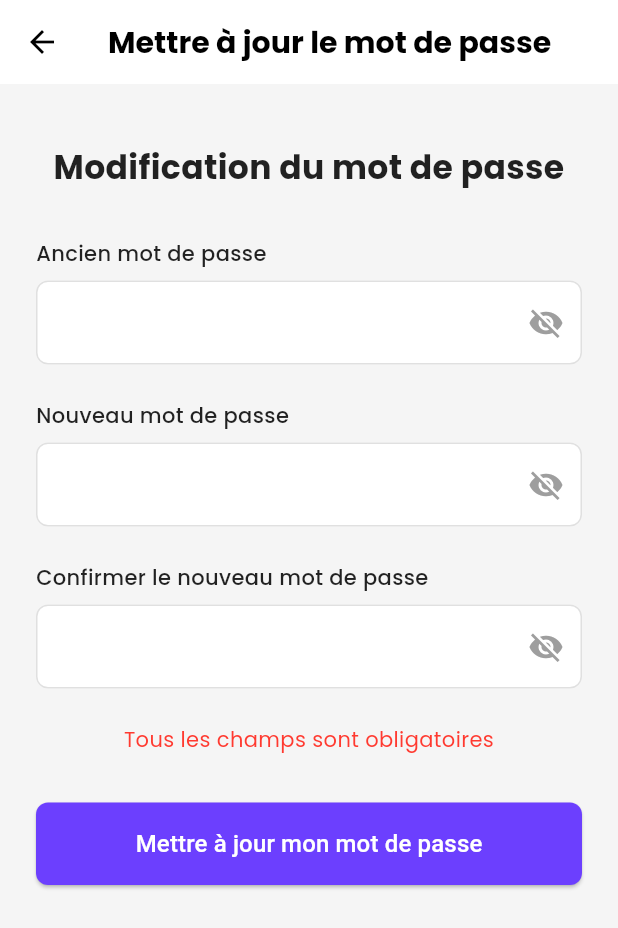
After one commit to matthiasfaucon/pec2-frontend, a Flutter app: the UpdatePasswordPage screen opened directly, after a tap on "Mettre à jour mon mot de passe", on a phone screen of 412 x 824 dp. The commit adds this screen. Shown: the top 928 px of the screen. Run offline on Flutter 3.47's test engine with Material 3 defaults, Android fonts, the light colour scheme and no system bars; our stand-ins replace adaptive_theme, flutter_dotenv, google_fonts, shared_preferences; accounts and stored records are empty; network calls fail.

Commit message:
add update password

```diff
--- a/lib/page/profil_page.dart
+++ b/lib/page/profil_page.dart
@@ -2,6 +2,7 @@ import 'package:flutter/material.dart';
 import 'package:firstflutterapp/services/api_service.dart';
 import 'package:firstflutterapp/utils/date_formatter.dart';
 import 'package:firstflutterapp/utils/translator.dart';
+import 'update_password_page.dart';
 
 class ProfilePage extends StatefulWidget {
   const ProfilePage({Key? key}) : super(key: key);
@@ -126,7 +127,10 @@ class _ProfilePageState extends State<ProfilePage> {
 
           ElevatedButton(
             onPressed: () {
-              // Action pour modifier le profil
+              Navigator.push(
+                context,
+                MaterialPageRoute(builder: (context) => UpdatePasswordPage()),
+              );
             },
             style: ElevatedButton.styleFrom(
               foregroundColor: Colors.white,
@@ -137,7 +141,7 @@ class _ProfilePageState extends State<ProfilePage> {
               ),
             ),
             child: const Text(
-              "Modifier mon profil",
+              "Mettre à jour mon mot de passe",
               style: TextStyle(
                 fontSize: 16,
                 fontWeight: FontWeight.w500,
--- /dev/null
+++ b/lib/page/update_password_page.dart
@@ -0,0 +1,279 @@
+import 'package:flutter/material.dart';
+import '../services/api_service.dart';
+
+class UpdatePasswordPage extends StatefulWidget {
+  const UpdatePasswordPage({Key? key}) : super(key: key);
+
+  @override
+  _UpdatePasswordPageState createState() => _UpdatePasswordPageState();
+}
+
+class _UpdatePasswordPageState extends State<UpdatePasswordPage> {
+  final TextEditingController _oldPasswordController = TextEditingController();
+  final TextEditingController _newPasswordController = TextEditingController();
+  final TextEditingController _confirmPasswordController = TextEditingController();
+
+  final ApiService _apiService = ApiService();
+  bool _isLoading = false;
+  String _errorMessage = '';
+  String _successMessage = '';
+
+  bool _obscureOldPassword = true;
+  bool _obscureNewPassword = true;
+  bool _obscureConfirmPassword = true;
+
+  @override
+  void dispose() {
+    _oldPasswordController.dispose();
+    _newPasswordController.dispose();
+    _confirmPasswordController.dispose();
+    super.dispose();
+  }
+
+  Future<void> _updatePassword() async {
+    final oldPassword = _oldPasswordController.text;
+    final newPassword = _newPasswordController.text;
+    final confirmPassword = _confirmPasswordController.text;
+
+    // Validation
+    if (oldPassword.isEmpty || newPassword.isEmpty || confirmPassword.isEmpty) {
+      setState(() {
+        _errorMessage = 'Tous les champs sont obligatoires';
+        _successMessage = '';
+      });
+      return;
+    }
+
+    if (newPassword.length < 6) {
+      setState(() {
+        _errorMessage = 'Le nouveau mot de passe doit contenir au moins 6 caractères';
+        _successMessage = '';
+      });
+      return;
+    }
+
+    if (newPassword != confirmPassword) {
+      setState(() {
+        _errorMessage = 'Les nouveaux mots de passe ne correspondent pas';
+        _successMessage = '';
+      });
+      return;
+    }
+
+    setState(() {
+      _isLoading = true;
+      _errorMessage = '';
+      _successMessage = '';
+    });
+
+    try {
+      final response = await _apiService.request(
+        method: 'PUT',
+        endpoint: '/users/password',
+        body: {
+          'oldPassword': oldPassword,
+          'newPassword': newPassword,
+        },
+        withAuth: true,
+      );
+
+      setState(() {
+        _isLoading = false;
+        _successMessage = 'Mot de passe mis à jour avec succès';
+        // Réinitialiser les champs
+        _oldPasswordController.clear();
+        _newPasswordController.clear();
+        _confirmPasswordController.clear();
+      });
+    } catch (e) {
+      setState(() {
+        _isLoading = false;
+        _errorMessage = e.toString();
+      });
+    }
+  }
+
+  @override
+  Widget build(BuildContext context) {
+    return Scaffold(
+      appBar: AppBar(
+        title: const Text('Mettre à jour le mot de passe'),
+        backgroundColor: Colors.white,
+        foregroundColor: Colors.black,
+        elevation: 0,
+      ),
+      body: SingleChildScrollView(
+        padding: const EdgeInsets.all(24.0),
+        child: Column(
+          crossAxisAlignment: CrossAxisAlignment.stretch,
+          children: [
+            const SizedBox(height: 16),
+            const Text(
+              'Modification du mot de passe',
+              style: TextStyle(
+                fontSize: 22,
+                fontWeight: FontWeight.bold,
+              ),
+              textAlign: TextAlign.center,
+            ),
+            const SizedBox(height: 32),
+
+            const Text(
+              'Ancien mot de passe',
+              style: TextStyle(
+                fontSize: 14,
+                fontWeight: FontWeight.w500,
+              ),
+            ),
+            const SizedBox(height: 8),
+            TextField(
+              controller: _oldPasswordController,
+              obscureText: _obscureOldPassword,
+              decoration: InputDecoration(
+                fillColor: Colors.white,
+                filled: true,
+                enabledBorder: OutlineInputBorder(
+                  borderRadius: BorderRadius.circular(8),
+                  borderSide: BorderSide(color: Colors.grey.shade300),
+                ),
+                focusedBorder: OutlineInputBorder(
+                  borderRadius: BorderRadius.circular(8),
+                  borderSide: BorderSide(color: const Color(0xFF6C3FFE)),
+                ),
+                suffixIcon: IconButton(
+                  icon: Icon(
+                    _obscureOldPassword ? Icons.visibility_off : Icons.visibility,
+                    color: Colors.grey,
+                  ),
+                  onPressed: () {
+                    setState(() {
+                      _obscureOldPassword = !_obscureOldPassword;
+                    });
+                  },
+                ),
+              ),
+            ),
+            const SizedBox(height: 24),
+
+            const Text(
+              'Nouveau mot de passe',
+              style: TextStyle(
+                fontSize: 14,
+                fontWeight: FontWeight.w500,
+              ),
+            ),
+            const SizedBox(height: 8),
+            TextField(
+              controller: _newPasswordController,
+              obscureText: _obscureNewPassword,
+              decoration: InputDecoration(
+                fillColor: Colors.white,
+                filled: true,
+                enabledBorder: OutlineInputBorder(
+                  borderRadius: BorderRadius.circular(8),
+                  borderSide: BorderSide(color: Colors.grey.shade300),
+                ),
+                focusedBorder: OutlineInputBorder(
+                  borderRadius: BorderRadius.circular(8),
+                  borderSide: BorderSide(color: const Color(0xFF6C3FFE)),
+                ),
+                suffixIcon: IconButton(
+                  icon: Icon(
+                    _obscureNewPassword ? Icons.visibility_off : Icons.visibility,
+                    color: Colors.grey,
+                  ),
+                  onPressed: () {
+                    setState(() {
+                      _obscureNewPassword = !_obscureNewPassword;
+                    });
+                  },
+                ),
+              ),
+            ),
+            const SizedBox(height: 24),
+
+            const Text(
+              'Confirmer le nouveau mot de passe',
+              style: TextStyle(
+                fontSize: 14,
+                fontWeight: FontWeight.w500,
+              ),
+            ),
+            const SizedBox(height: 8),
+            TextField(
+              controller: _confirmPasswordController,
+              obscureText: _obscureConfirmPassword,
+              decoration: InputDecoration(
+                fillColor: Colors.white,
+                filled: true,
+                enabledBorder: OutlineInputBorder(
+                  borderRadius: BorderRadius.circular(8),
+                  borderSide: BorderSide(color: Colors.grey.shade300),
+                ),
+                focusedBorder: OutlineInputBorder(
+                  borderRadius: BorderRadius.circular(8),
+                  borderSide: BorderSide(color: const Color(0xFF6C3FFE)),
+                ),
+                suffixIcon: IconButton(
+                  icon: Icon(
+                    _obscureConfirmPassword ? Icons.visibility_off : Icons.visibility,
+                    color: Colors.grey,
+                  ),
+                  onPressed: () {
+                    setState(() {
+                      _obscureConfirmPassword = !_obscureConfirmPassword;
+                    });
+                  },
+                ),
+              ),
+            ),
+
+            const SizedBox(height: 16),
+            if (_errorMessage.isNotEmpty)
+              Padding(
+                padding: const EdgeInsets.only(top: 8.0),
+                child: Text(
+                  _errorMessage,
+                  style: const TextStyle(color: Color(0xFFFF3A30)),
+                  textAlign: TextAlign.center,
+                ),
+              ),
+
+            if (_successMessage.isNotEmpty)
+              Padding(
+                padding: const EdgeInsets.only(top: 8.0),
+                child: Text(
+                  _successMessage,
+                  style: const TextStyle(color: Colors.green),
+                  textAlign: TextAlign.center,
+                ),
+              ),
+
+            const SizedBox(height: 32),
+
+            _isLoading
+              ? const Center(child: CircularProgressIndicator(color: Color(0xFF6C3FFE)))
+              : ElevatedButton(
+                  onPressed: _updatePassword,
+                  style: ElevatedButton.styleFrom(
+                    foregroundColor: Colors.white,
+                    backgroundColor: const Color(0xFF6C3FFE),
+                    padding: const EdgeInsets.symmetric(vertical: 16),
+                    shape: RoundedRectangleBorder(
+                      borderRadius: BorderRadius.circular(8),
+                    ),
+                  ),
+                  child: const Text(
+                    'Mettre à jour mon mot de passe',
+                    style: TextStyle(
+                      fontSize: 16,
+                      fontWeight: FontWeight.w500,
+                    ),
+                  ),
+                ),
+          ],
+        ),
+      ),
+    );
+  }
+}
```
